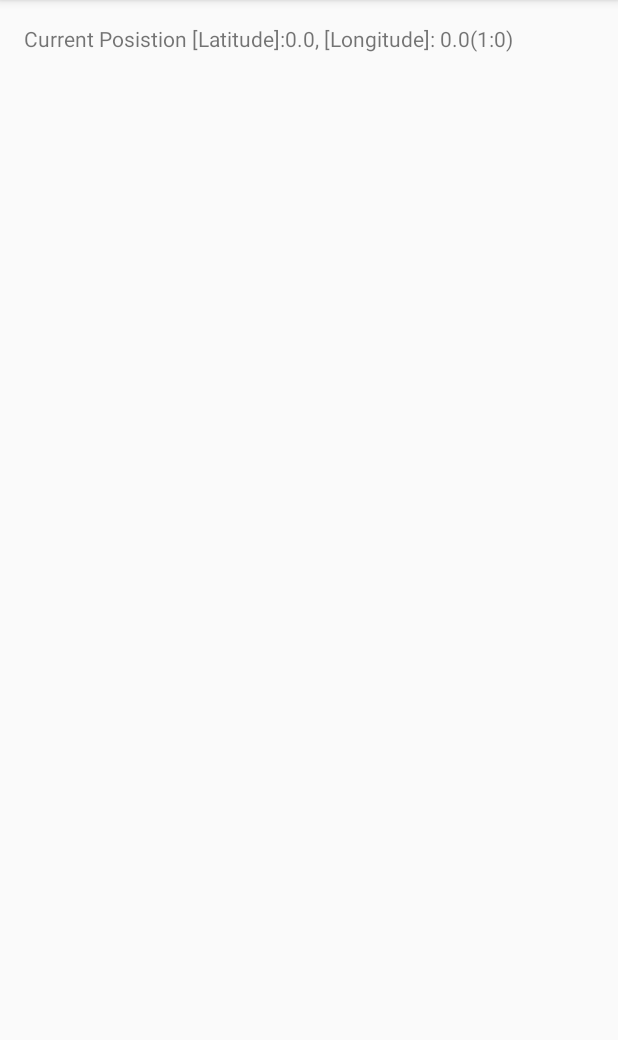
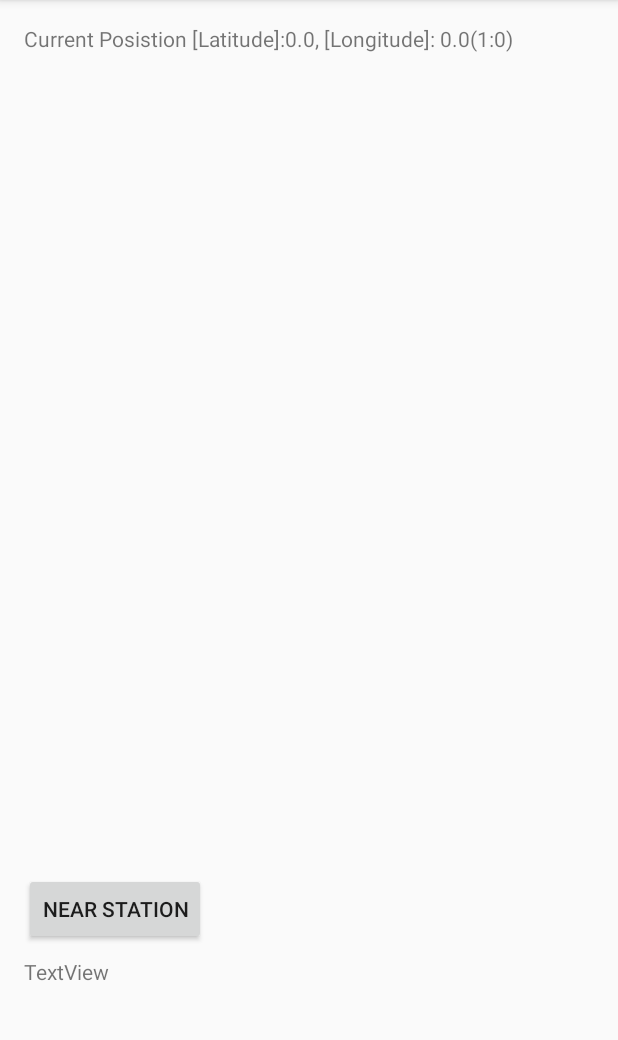
Before and after one commit to AlanCILee/csis3175, an Android app: the screen it shows after launch (Tracking), after a tap on "GPS", on a phone screen of 412 x 824 dp, the part 84-1124 px from its top. Run offline under Robolectric (Android 15) with nearby library versions, the phone set to English and light mode, and no system bars; 3 statements that could not run were skipped.

Commit message:
Calcurating distance to stations and sort it to find the nearest stations

```diff
--- a/ObjTesting/app/src/main/java/com/example/matt/objecttesting/GpsInfo.java
+++ b/ObjTesting/app/src/main/java/com/example/matt/objecttesting/GpsInfo.java
@@ -152,6 +152,10 @@ public class GpsInfo implements LocationListener {
         return lon;
     }
 
+    public Location getCurrentLocation(){
+        return this.currentLocation;
+    }
+
     public boolean isGetLocation() {
         locationManager = (LocationManager) mContext.getSystemService(LOCATION_SERVICE);
         // GPS Setting Status
--- a/ObjTesting/app/src/main/java/com/example/matt/objecttesting/MainActivity.java
+++ b/ObjTesting/app/src/main/java/com/example/matt/objecttesting/MainActivity.java
@@ -44,11 +44,11 @@ public class MainActivity extends AppCompatActivity
         {
             String[] data = stnData[i].split(",");
 
-            Location location = new Location("");
-            location.setLatitude(Double.parseDouble(data[6]));
-            location.setLongitude(Double.parseDouble(data[7]));
+//            Location location = new Location("");
+//            location.setLatitude(Double.parseDouble(data[6]));
+//            location.setLongitude(Double.parseDouble(data[7]));
 
-            Station temp = new Station(stnNames[i], data[0], Integer.parseInt(data[1]), Boolean.parseBoolean(data[2]), Boolean.parseBoolean(data[3]), Boolean.parseBoolean(data[4]), data[5], location);
+            Station temp = new Station(stnNames[i], data[0], Integer.parseInt(data[1]), Boolean.parseBoolean(data[2]), Boolean.parseBoolean(data[3]), Boolean.parseBoolean(data[4]), data[5], Double.parseDouble(data[6]), Double.parseDouble(data[7]) );
             masterList.add(temp);
         }
     }
@@ -117,7 +117,9 @@ public class MainActivity extends AppCompatActivity
     }
 
     public void btnGPS(View v){
-        startActivity(new Intent(this, Tracking.class));
+        Intent intent = new Intent(MainActivity.this, Tracking.class);
+        intent.putExtra("stations", masterList);
+        startActivity(intent);
     }
 
 }
--- a/ObjTesting/app/src/main/java/com/example/matt/objecttesting/Station.java
+++ b/ObjTesting/app/src/main/java/com/example/matt/objecttesting/Station.java
@@ -1,6 +1,7 @@
 package com.example.matt.objecttesting;
 
 import android.location.Location;
+import android.os.Parcelable;
 
 import java.io.Serializable;
 import java.util.ArrayList;
@@ -17,12 +18,16 @@ public class Station implements Serializable
     private boolean isOpen;
     private boolean hasConstruction;
     private boolean isTransferPoint;
-    private Location location;
+    private double latitude;
+    private double longitude;
+//    private Location location;
+    private double distance;
+
     public ArrayList<String> connectingStations; //should this be public?
 
     //Constructor
     //note: once all this is initialized, there should be no reason to change the information ie no need for mutator functions
-    Station(String n, String c, int z, boolean o, boolean con, boolean t, String connectionString, Location location)
+    Station(String n, String c, int z, boolean o, boolean con, boolean t, String connectionString, double latitude, double longitude)
     {
         this.fullName = n;
         this.code = c;
@@ -30,7 +35,9 @@ public class Station implements Serializable
         this.isOpen = o;
         this.hasConstruction = con;
         this.isTransferPoint = t;
-        this.location = location;
+        this.latitude = latitude;
+        this.longitude = longitude;
+
         connectingStations = new ArrayList<String>();
 
         if (connectionString.contains(":"))
@@ -83,4 +90,13 @@ public class Station implements Serializable
         return this.isTransferPoint;
     }
 
+    public double getDistance() { return this.distance; }
+
+    public void setDistance(double distance) {
+        this.distance = distance;
+    }
+    public double getLatitude() { return this.latitude; }
+    public double getLongitude() { return this.longitude; }
+
+
 }
--- a/ObjTesting/app/src/main/java/com/example/matt/objecttesting/Tracking.java
+++ b/ObjTesting/app/src/main/java/com/example/matt/objecttesting/Tracking.java
@@ -1,46 +1,68 @@
 package com.example.matt.objecttesting;
 
+import android.content.Intent;
+import android.location.Location;
+import android.net.Uri;
 import android.os.Handler;
 import android.support.v7.app.AppCompatActivity;
 import android.os.Bundle;
+import android.util.Log;
+import android.view.View;
 import android.widget.TextView;
 import android.widget.Toast;
 
+import com.google.android.gms.appindexing.Action;
+import com.google.android.gms.appindexing.AppIndex;
+import com.google.android.gms.appindexing.Thing;
+import com.google.android.gms.common.api.GoogleApiClient;
+
 import org.w3c.dom.Text;
+
+import java.util.ArrayList;
+import java.util.Arrays;
+import java.util.Comparator;
 
 public class Tracking extends AppCompatActivity {
     GpsInfo gps;
     TextView tvPosition;
-    int cnt =0;
+    int cnt = 0;
     boolean gpsService = true;
+    ArrayList<Station> stations;
+    /**
+     * ATTENTION: This was auto-generated to implement the App Indexing API.
+     * See https://g.co/AppIndexing/AndroidStudio for more information.
+     */
+    private GoogleApiClient client;
 
     @Override
     protected void onCreate(Bundle savedInstanceState) {
         super.onCreate(savedInstanceState);
         setContentView(R.layout.activity_tracking);
 
+        Intent intent = getIntent();
+        stations = (ArrayList<Station>) intent.getSerializableExtra("stations");
+
         final Handler mHandler = new Handler();
-
         gps = GpsInfo.getGpsInfoInstance(this);
 
-        tvPosition = (TextView)findViewById(R.id.tvPosition);
+        tvPosition = (TextView) findViewById(R.id.tvPosition);
 
-        Thread timer = new Thread("Timer Thread"){
+        Thread timer = new Thread("Timer Thread") {
             public void run() {
-                while (cnt <= 300 ) {       // Test for 5Min
+                while (cnt <= 300) {       // Test for 5Min
                     try {
                         mHandler.post(new Runnable() {
                             @Override
                             public void run() {
-                                if(gps.isGetLocation()){
-                                    if(!gpsService){
+                                if (gps.isGetLocation()) {
+                                    if (!gpsService) {
                                         gpsService = true;
                                         gps.initGPSService();
                                     }
                                     tvPosition.setText("Current Posistion [Latitude]:" + gps.getLatitude() +
-                                            ", [Longitude]: " + gps.getLongitude() + "(" + cnt++ + ":"+ gps.testCnt +")");
-                                }else{
-                                    if(gpsService){
+                                            ", [Longitude]: " + gps.getLongitude() + "(" + cnt++ + ":" + gps.testCnt + ")");
+                                } else {
+                                    if (gpsService) {
                                         gpsService = false;
                                         gps.showSettingsAlert();
                                         tvPosition.setText("Location Service is off now");
@@ -58,5 +80,76 @@ public class Tracking extends AppCompatActivity {
         };
 
         timer.start();
+        // ATTENTION: This was auto-generated to implement the App Indexing API.
+        // See https://g.co/AppIndexing/AndroidStudio for more information.
+        client = new GoogleApiClient.Builder(this).addApi(AppIndex.API).build();
+    }
+
+    public void findNearStation(View v) {
+        TextView tvNearStation = (TextView)findViewById(R.id.tvNearStations);
+        Location currentLocation = gps.getCurrentLocation();
+        Location newLocation = new Location("");
+
+        Station stationDistance[] = new Station[stations.size()];
+
+        for (Station station : stations) {
+            newLocation.setLatitude(station.getLatitude());
+            newLocation.setLongitude(station.getLongitude());
+            double distance = currentLocation.distanceTo(newLocation);
+            station.setDistance(distance);
+            Log.d(station.getFullName(), distance + "m");
+        }
+
+        stations.toArray(stationDistance);
+        Arrays.sort(stationDistance, new Comparator<Station>() {
+
+            @Override
+            public int compare(Station o1, Station o2) {
+                return (int)(o1.getDistance() - o2.getDistance());
+            }
+        });
+
+        StringBuilder strBuild = new StringBuilder("");
+        for(int i=0; i< 5 ; i++){
+            strBuild.append(stationDistance[i].getFullName() + ": " + stationDistance[i].getDistance() +"m \n");
+        }
+
+        tvNearStation.setText(strBuild);
+    }
+
+    /**
+     * ATTENTION: This was auto-generated to implement the App Indexing API.
+     * See https://g.co/AppIndexing/AndroidStudio for more information.
+     */
+    public Action getIndexApiAction() {
+        Thing object = new Thing.Builder()
+                .setName("Tracking Page") // TODO: Define a title for the content shown.
+                // TODO: Make sure this auto-generated URL is correct.
+                .setUrl(Uri.parse("http://[ENTER-YOUR-URL-HERE]"))
+                .build();
+        return new Action.Builder(Action.TYPE_VIEW)
+                .setObject(object)
+                .setActionStatus(Action.STATUS_TYPE_COMPLETED)
+                .build();
+    }
+
+    @Override
+    public void onStart() {
+        super.onStart();
+
+        // ATTENTION: This was auto-generated to implement the App Indexing API.
+        // See https://g.co/AppIndexing/AndroidStudio for more information.
+        client.connect();
+        AppIndex.AppIndexApi.start(client, getIndexApiAction());
+    }
+
+    @Override
+    public void onStop() {
+        super.onStop();
+
+        // ATTENTION: This was auto-generated to implement the App Indexing API.
+        // See https://g.co/AppIndexing/AndroidStudio for more information.
+        AppIndex.AppIndexApi.end(client, getIndexApiAction());
+        client.disconnect();
     }
 }
--- a/ObjTesting/app/src/main/res/layout/activity_tracking.xml
+++ b/ObjTesting/app/src/main/res/layout/activity_tracking.xml
@@ -17,4 +17,23 @@
         android:layout_alignParentTop="true"
         android:layout_alignParentStart="true"
         android:id="@+id/tvPosition" />
+
+    <Button
+        android:text="Near Station"
+        android:onClick="findNearStation"
+        android:layout_width="wrap_content"
+        android:layout_height="wrap_content"
+        android:layout_alignParentBottom="true"
+        android:layout_alignParentStart="true"
+        android:layout_marginBottom="122dp"
+        android:id="@+id/btnNearStation" />
+
+    <TextView
+        android:text="TextView"
+        android:layout_width="wrap_content"
+        android:layout_height="wrap_content"
+        android:layout_alignTop="@+id/btnNearStation"
+        android:layout_alignParentStart="true"
+        android:layout_marginTop="56dp"
+        android:id="@+id/tvNearStations" />
 </RelativeLayout>
```
